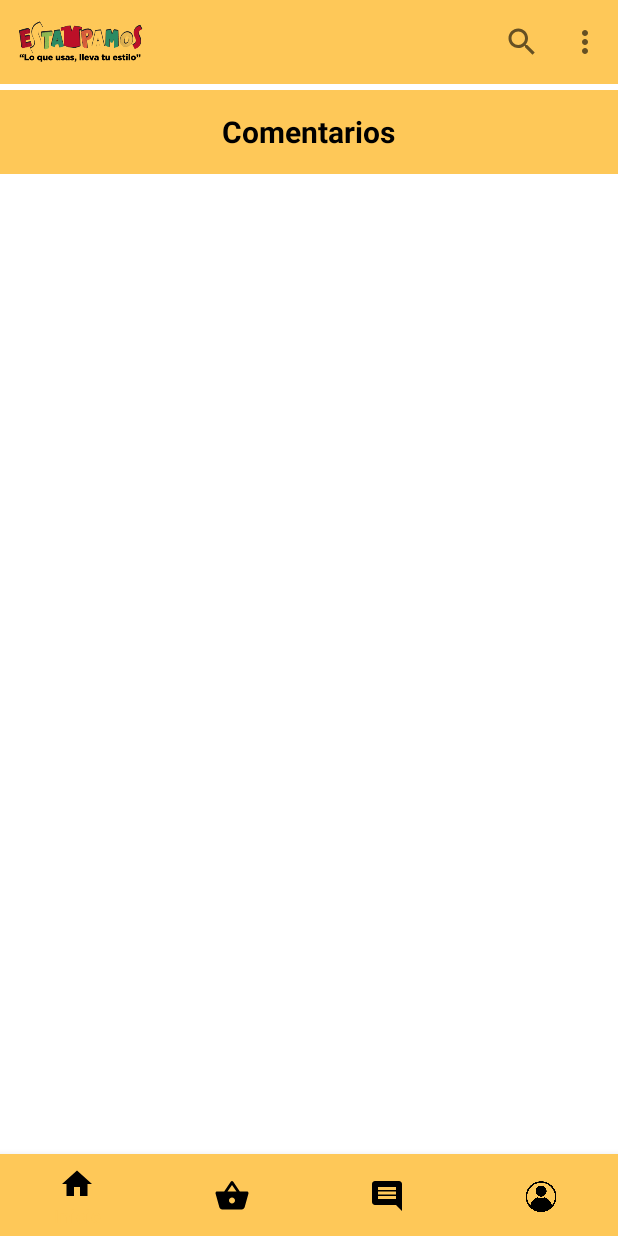
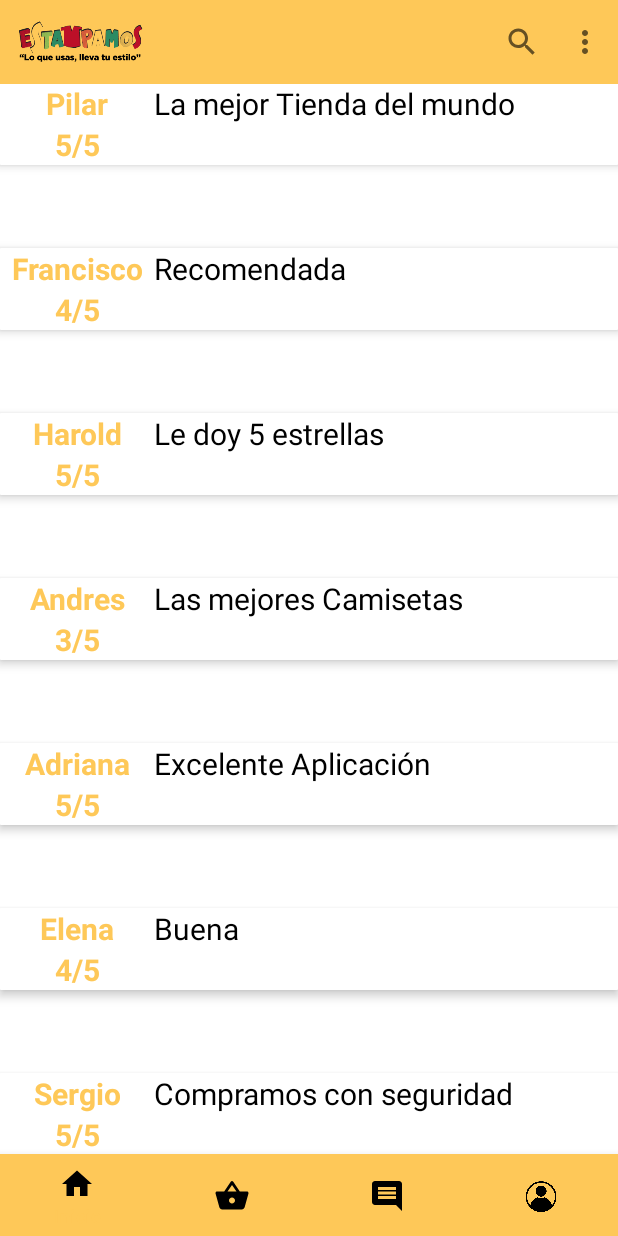
Before and after one commit to nanatila/estampamos, an Android app: the fragment CommentsFragment placed in its activity, on a phone screen of 412 x 824 dp. Run offline under Robolectric (Android 15) with nearby library versions, the phone set to English and light mode, and no system bars; our stand-ins replace data binding.

Commit message:
comentarios

```diff
--- /dev/null
+++ b/app/src/main/java/com/example/applogin/model/Comentario.kt
@@ -0,0 +1,9 @@
+package com.example.applogin.model
+
+class Comentario (
+
+    var nombreUsario:String,
+    var puntaje:Int,
+    var texto:String
+
+        )
--- /dev/null
+++ b/app/src/main/java/com/example/applogin/view/adapter/ComentarioAdapter.kt
@@ -0,0 +1,47 @@
+package com.example.applogin.view.adapter
+
+import android.view.LayoutInflater
+import android.view.View
+import android.view.ViewGroup
+import android.widget.TextView
+import androidx.recyclerview.widget.RecyclerView
+import com.example.applogin.R
+import com.example.applogin.model.Comentario
+
+class ComentarioAdapter (val comentarioList:List<Comentario>):RecyclerView.Adapter<ComentarioAdapter.ComentarioHolder>() {
+
+    override fun onCreateViewHolder(parent: ViewGroup, viewType: Int): ComentarioHolder {
+        var layoutInflater = LayoutInflater.from(parent.context)
+
+        return ComentarioHolder(layoutInflater.inflate(R.layout.item_comments, parent, false))
+
+    }
+    override fun onBindViewHolder(holder: ComentarioHolder, position: Int) {
+    holder.render(comentarioList[position])
+}
+
+override fun getItemCount(): Int {
+    return comentarioList.size
+}
+
+class ComentarioHolder(val view: View): RecyclerView.ViewHolder(view){
+    fun render(comentario:Comentario){
+
+        var tvItemCommentUser = view.findViewById<TextView>(R.id.tvItemCommentUser)
+        var tvItemCommentScore = view.findViewById<TextView>(R.id.tvItemCommentScore)
+        var tvItemCommentComment = view.findViewById<TextView>(R.id.tvItemCommentComment)
+
+
+        tvItemCommentUser.text = comentario.nombreUsario
+        tvItemCommentScore.text = comentario.puntaje.toString() + "/5"
+        tvItemCommentComment.text = comentario.texto
+
+
+    }
+
+}
+
+
+
+
+}
--- a/app/src/main/java/com/example/applogin/view/ui/activities/HomeActivity.kt
+++ b/app/src/main/java/com/example/applogin/view/ui/activities/HomeActivity.kt
@@ -6,7 +6,7 @@ import android.widget.Toast
 import androidx.fragment.app.Fragment
 import com.example.applogin.R
 import com.example.applogin.view.ui.fragments.AdminFragment
-import com.example.applogin.view.ui.fragments.ComentsFragment
+import com.example.applogin.view.ui.fragments.CommentsFragment
 import com.example.applogin.view.ui.fragments.HomeFragment
 import com.example.applogin.view.ui.fragments.OrderFragment
 import com.google.android.material.bottomnavigation.BottomNavigationView
@@ -15,7 +15,7 @@ class HomeActivity : AppCompatActivity() {
 
     private val homeFragment = HomeFragment()
     private val orderFragment = OrderFragment()
-    private val commentsFragment = ComentsFragment()
+    private val commentsFragment = CommentsFragment()
     private val adminFragment = AdminFragment()
 
 
--- a/app/src/main/java/com/example/applogin/view/ui/fragments/ComentsFragment.kt
+++ b/app/src/main/java/com/example/applogin/view/ui/fragments/CommentsFragment.kt
@@ -5,7 +5,11 @@ import androidx.fragment.app.Fragment
 import android.view.LayoutInflater
 import android.view.View
 import android.view.ViewGroup
+import androidx.recyclerview.widget.LinearLayoutManager
 import com.example.applogin.R
+import com.example.applogin.databinding.FragmentCommentsBinding
+import com.example.applogin.model.Comentario
+import com.example.applogin.view.adapter.ComentarioAdapter
 
 // TODO: Rename parameter arguments, choose names that match
 // the fragment initialization parameters, e.g. ARG_ITEM_NUMBER
@@ -14,13 +18,29 @@ private const val ARG_PARAM2 = "param2"
 
 /**
  * A simple [Fragment] subclass.
- * Use the [ComentsFragment.newInstance] factory method to
+ * Use the [CommentsFragment.newInstance] factory method to
  * create an instance of this fragment.
  */
-class ComentsFragment : Fragment() {
+class CommentsFragment : Fragment() {
     // TODO: Rename and change types of parameters
     private var param1: String? = null
     private var param2: String? = null
+
+    var comentarios = listOf(
+
+        Comentario("Pilar",5, "La mejor Tienda del mundo"),
+        Comentario("Francisco", 4,"Recomendada"),
+        Comentario("Harold",5, "Le doy 5 estrellas"),
+        Comentario("Andres",3, "Las mejores Camisetas"),
+        Comentario("Adriana",5, "Excelente Aplicación"),
+        Comentario("Elena",4, "Buena"),
+        Comentario("Sergio",5, "Compramos con seguridad"),
+        Comentario("Mauricio",4, "Me gusta esta aplicación"),
+        Comentario("Maria",5, "Me gustan sus diseños"),
+        Comentario("Esteban",5, "Es muy divertida")
+
+    )
+
 
     override fun onCreate(savedInstanceState: Bundle?) {
         super.onCreate(savedInstanceState)
@@ -28,14 +48,40 @@ class ComentsFragment : Fragment() {
             param1 = it.getString(ARG_PARAM1)
             param2 = it.getString(ARG_PARAM2)
         }
+
+
     }
+
 
     override fun onCreateView(
         inflater: LayoutInflater, container: ViewGroup?,
         savedInstanceState: Bundle?
     ): View? {
+
         // Inflate the layout for this fragment
-        return inflater.inflate(R.layout.fragment_coments, container, false)
+        return inflater.inflate(R.layout.fragment_comments, container, false)
+
+    }
+
+
+    override fun onViewCreated(view: View, savedInstanceState: Bundle?) {
+
+
+        //var rvComments = view.findViewById<RecyclerView>(R.id.rvComments)
+
+        val binding = FragmentCommentsBinding.bind(view)
+
+        binding.rvComments.layoutManager = LinearLayoutManager(requireActivity())
+
+        val adapter = ComentarioAdapter(comentarios)
+        binding.rvComments.adapter = adapter
+
+        super.onViewCreated(view, savedInstanceState)
+    }
+
+    override fun onDestroyView() {
+        super.onDestroyView()
+
     }
 
     companion object {
@@ -45,12 +91,12 @@ class ComentsFragment : Fragment() {
          *
          * @param param1 Parameter 1.
          * @param param2 Parameter 2.
-         * @return A new instance of fragment ComentsFragment.
+         * @return A new instance of fragment CommentsFragment.
          */
         // TODO: Rename and change types and number of parameters
         @JvmStatic
         fun newInstance(param1: String, param2: String) =
-            ComentsFragment().apply {
+            CommentsFragment().apply {
                 arguments = Bundle().apply {
                     putString(ARG_PARAM1, param1)
                     putString(ARG_PARAM2, param2)
--- a/app/src/main/res/layout/fragment_coments.xml
+++ /dev/null
@@ -1,75 +0,0 @@
-<?xml version="1.0" encoding="utf-8"?>
-<RelativeLayout xmlns:android="http://schemas.android.com/apk/res/android"
-    android:orientation="vertical"
-    android:layout_width="match_parent"
-    android:layout_height="match_parent">
-
-
-    <LinearLayout
-        android:id="@+id/headerLayout"
-        android:layout_width="match_parent"
-        android:layout_height="wrap_content"
-        android:layout_alignParentTop="true"
-        android:layout_marginTop="60dp"
-        android:background="@color/yellow"
-        android:gravity="center"
-        android:minHeight="?attr/actionBarSize"
-        android:orientation="horizontal">
-
-        <TextView
-            android:layout_width="wrap_content"
-            android:layout_height="wrap_content"
-            android:layout_gravity="center"
-            android:layout_margin="5dp"
-            android:text="Comentarios"
-            android:textColor="@color/black"
-            android:textSize="20dp"
-            android:textStyle="bold" />
-    </LinearLayout>
-
-    <ListView
-        android:id="@+id/commentsListView"
-        android:layout_width="match_parent"
-        android:layout_height="548dp"
-        android:layout_above="@+id/comment_section"
-        android:layout_below="@+id/headerLayout"
-        android:layout_marginTop="28dp"
-        android:layout_marginBottom="3dp" />
-
-
-
-    <LinearLayout
-        android:id="@+id/comment_section"
-        android:layout_width="match_parent"
-        android:layout_height="wrap_content"
-        android:layout_alignParentBottom="true"
-        android:layout_marginLeft="10dp"
-        android:layout_marginRight="10dp"
-        android:layout_marginBottom="5dp"
-        android:gravity="center"
-        android:minHeight="50dp"
-        android:orientation="horizontal">
-
-        <ImageView
-            android:layout_width="52dp"
-            android:layout_height="46dp"
-            android:layout_gravity="center"
-            android:maxHeight="30dp"
-            android:minHeight="20dp"
-            android:src="@drawable/icon_perfil" />
-
-        <EditText
-            android:id="@+id/writeComment"
-            android:layout_width="match_parent"
-            android:layout_height="match_parent"
-            android:layout_marginLeft="2dp"
-            android:background="#00000000"
-            android:focusable="true"
-            android:hint="Escribe un comentario"
-            android:maxLines="2"
-            android:textColor="@color/black"
-            android:textSize="12sp" />
-
-    </LinearLayout>
-
-</RelativeLayout>
--- /dev/null
+++ b/app/src/main/res/layout/fragment_comments.xml
@@ -0,0 +1,32 @@
+<?xml version="1.0" encoding="utf-8"?>
+<FrameLayout xmlns:android="http://schemas.android.com/apk/res/android"
+    android:orientation="vertical"
+    android:layout_width="match_parent"
+    android:layout_height="match_parent">
+
+
+    <androidx.recyclerview.widget.RecyclerView
+        android:id="@+id/rvComments"
+        android:layout_width="match_parent"
+        android:layout_height="match_parent"/>
+
+    <!--    <RelativeLayout
+            android:id="@+id/rlBaseComments"
+            android:layout_width="match_parent"
+            android:layout_height="wrap_content">
+
+            <View
+                android:layout_width="match_parent"
+                android:layout_height="wrap_content"
+                android:alpha="0.2"
+                android:background="@color/design_default_color_primary" />
+
+            <ProgressBar
+                android:layout_width="wrap_content"
+                android:layout_height="wrap_content"
+                android:layout_centerInParent="true"
+                />
+
+        </RelativeLayout>-->
+
+</FrameLayout>
--- a/app/src/main/res/layout/fragment_comments_detail_dialog.xml
+++ b/app/src/main/res/layout/fragment_comments_detail_dialog.xml
@@ -5,10 +5,51 @@
     android:layout_height="match_parent"
     tools:context=".view.ui.fragments.CommentsDetailDialogFragment">
 
-    <!-- TODO: Update blank fragment layout -->
-    <TextView
+
+    <LinearLayout
         android:layout_width="match_parent"
-        android:layout_height="match_parent"
-        android:text="comentarios detail" />
+        android:layout_height="wrap_content"
+        android:orientation="vertical"
+        android:layout_gravity="center"
+        >
+
+        <TextView
+            android:id="@+id/tvMyComment"
+            android:layout_width="wrap_content"
+            android:layout_height="wrap_content"
+            android:text = "Mi Comentario"
+            android:textSize="25dp"
+            android:textStyle="bold"
+            android:layout_gravity="center_horizontal"
+            />
+
+        <Spinner
+            android:id="@+id/spinnerScores"
+            android:layout_width="match_parent"
+            android:layout_height="wrap_content"/>
+
+        <EditText
+            android:layout_width="match_parent"
+            android:layout_height="wrap_content"
+            android:layout_marginTop="10dp"
+            android:hint="Escribe tu comentario"
+            android:inputType="textMultiLine"
+            android:gravity="center_horizontal"/>
+
+        <Button
+            android:id="@+id/btSaveComment"
+            android:layout_width="wrap_content"
+            android:layout_height="wrap_content"
+            android:layout_gravity="center_horizontal"
+            android:background="@color/design_default_color_primary_dark"
+            android:text="Guardar comentario"
+            android:textColor="@color/black"
+            android:layout_marginTop="10dp"/>
+
+
+
+
+
+    </LinearLayout>
 
 </FrameLayout>
--- /dev/null
+++ b/app/src/main/res/layout/item_comments.xml
@@ -0,0 +1,74 @@
+<?xml version="1.0" encoding="utf-8"?>
+<androidx.cardview.widget.CardView xmlns:android="http://schemas.android.com/apk/res/android"
+    android:layout_width="match_parent"
+    android:layout_height="wrap_content"
+    xmlns:app="http://schemas.android.com/apk/res-auto"
+    app:cardCornerRadius="0.5dp"
+    app:cardElevation="4dp"
+    android:layout_marginTop="55dp"
+    >
+
+    <LinearLayout
+        android:layout_width="match_parent"
+        android:layout_height="wrap_content"
+        android:orientation="horizontal"
+        >
+
+        <LinearLayout
+            android:layout_width="0dp"
+            android:layout_height="wrap_content"
+            android:orientation="vertical"
+            android:layout_weight="1"
+            >
+
+            <TextView
+                android:id="@+id/tvItemCommentUser"
+                android:layout_width="match_parent"
+                android:layout_height="wrap_content"
+                android:text="Usuario"
+                android:gravity="center|top"
+                android:layout_gravity="left|top"
+                android:textSize="20dp"
+                android:textColor="@color/yellow"
+                android:textStyle="bold"
+
+                />
+
+            <TextView
+                android:id="@+id/tvItemCommentScore"
+                android:layout_width="match_parent"
+                android:layout_height="wrap_content"
+                android:text="5/5"
+                android:gravity="center|top"
+                android:textSize="20dp"
+                android:textColor="@color/yellow"
+                android:textStyle="bold"
+
+                />
+
+        </LinearLayout>
+
+        <LinearLayout
+            android:layout_width="0dp"
+            android:layout_height="wrap_content"
+            android:layout_weight="3"
+            android:orientation="vertical"
+            >
+
+            <TextView
+                android:id="@+id/tvItemCommentComment"
+                android:layout_width="match_parent"
+                android:layout_height="wrap_content"
+                android:text="Lorem ipsum dolor sit amet, consectetur adipiscing elit. Nulla vel ipsum ut ligula consectetur porttitor. Maecenas sem quam, ultrices ac lacinia et, blandit sed tortor "
+                android:gravity="left|top"
+                android:textSize="20dp"
+                android:textColor="@color/black"
+
+                />
+
+        </LinearLayout>
+
+    </LinearLayout>
+
+
+</androidx.cardview.widget.CardView>
```
